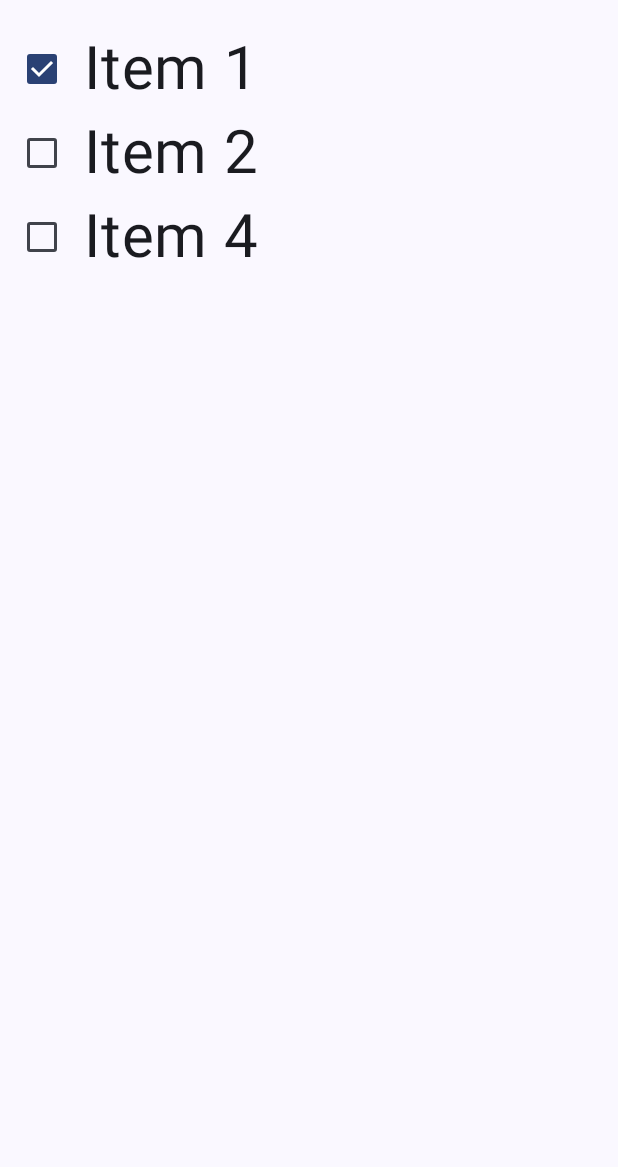
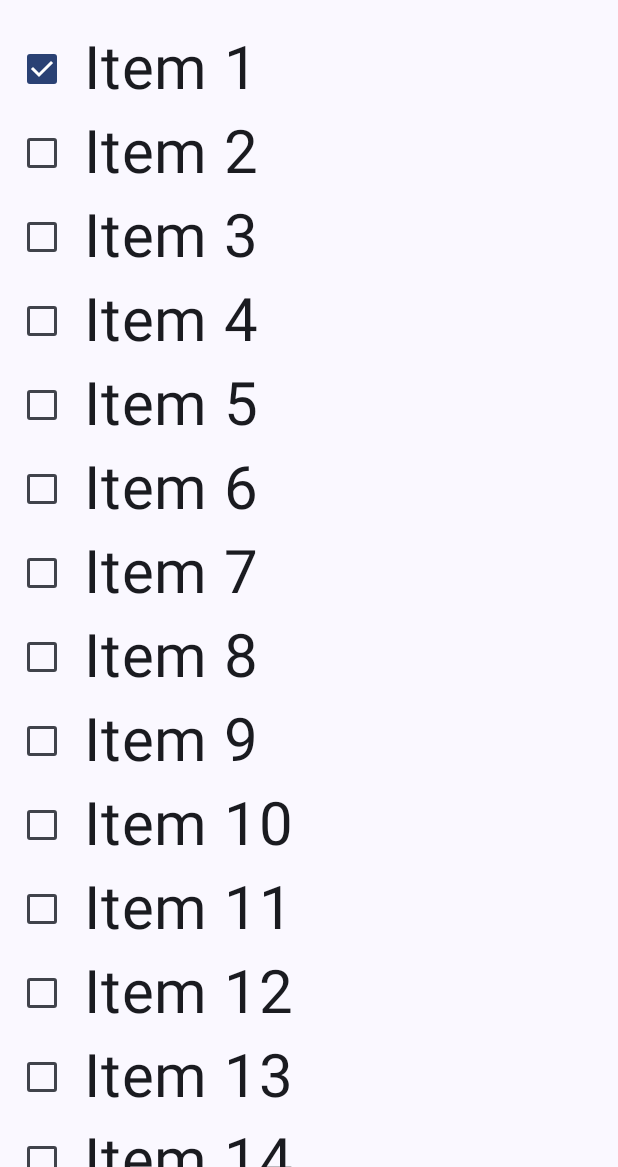
Before and after one commit to eldon111/Periodic, an Android app built with Jetpack Compose: the screen it shows after launch (MainActivity), after a tap on "Item 1", on a phone screen of 412 x 824 dp, the part 69-1236 px from its top. Run offline under Robolectric (Android 15) with nearby library versions, the phone set to English and light mode, and no system bars.

Commit message:
todo list state works now

```diff
--- a/app/src/main/java/com/emathias/periodic/MainActivity.kt
+++ b/app/src/main/java/com/emathias/periodic/MainActivity.kt
@@ -23,8 +23,6 @@ import androidx.compose.material3.Scaffold
 import androidx.compose.material3.Text
 import androidx.compose.material3.TopAppBar
 import androidx.compose.runtime.Composable
-import androidx.compose.runtime.mutableStateOf
-import androidx.compose.runtime.remember
 import androidx.compose.ui.Alignment
 import androidx.compose.ui.Modifier
 import androidx.compose.ui.semantics.Role
@@ -32,7 +30,9 @@ import androidx.compose.ui.tooling.preview.Preview
 import androidx.compose.ui.unit.dp
 import androidx.compose.ui.unit.sp
 import com.emathias.periodic.models.TodoItem
+import com.emathias.periodic.models.TodoListViewModel
 import com.emathias.periodic.ui.theme.PeriodicTheme
+import java.util.UUID
 
 class MainActivity : ComponentActivity() {
     override fun onCreate(savedInstanceState: Bundle?) {
@@ -47,11 +47,6 @@ class MainActivity : ComponentActivity() {
                         .statusBarsPadding()
                 ) { innerPadding ->
                     TodoList(
-                        todoItems = listOf(
-                            TodoItem("Item 1"),
-                            TodoItem("Item 2"),
-                            TodoItem("Item 4")
-                        ),
                         modifier = Modifier.padding(innerPadding)
                     )
                 }
@@ -77,30 +72,54 @@ fun PeriodicTopAppBar() {
 }
 
 @Composable
-fun TodoList(todoItems: List<TodoItem>, modifier: Modifier = Modifier) {
+fun TodoList(
+    modifier: Modifier = Modifier,
+    todoListViewModel: TodoListViewModel = TodoListViewModel()
+) {
+    TodoList(
+        todoListViewModel.todoItems,
+        todoListViewModel::updateItemChecked,
+        modifier
+    )
+}
+
+@Composable
+fun TodoList(
+    todoItems: List<TodoItem>,
+    onItemCheckedUpdate: (UUID, Boolean) -> Unit,
+    modifier: Modifier = Modifier
+) {
     LazyColumn(modifier = modifier) {
         items(todoItems) { todoItem ->
-            CheckableTodoItem(todoItem)
+            CheckableTodoItem(
+                todoItem,
+                onItemCheckedUpdate = {
+                    onItemCheckedUpdate.invoke(todoItem.id, it)
+                }
+            )
         }
     }
 }
 
 @Composable
-fun CheckableTodoItem(todoItem: TodoItem, modifier: Modifier = Modifier) {
-    val (checkedState, onStateChange) = remember { mutableStateOf(false) }
+fun CheckableTodoItem(
+    todoItem: TodoItem,
+    onItemCheckedUpdate: (Boolean) -> Unit,
+    modifier: Modifier = Modifier
+) {
     Row(
         modifier
             .fillMaxWidth()
             .height(56.dp)
             .toggleable(
-                value = checkedState,
-                onValueChange = { onStateChange(!checkedState) },
+                value = todoItem.checked,
+                onValueChange = onItemCheckedUpdate::invoke,
                 role = Role.Checkbox
             ),
         verticalAlignment = Alignment.CenterVertically
     ) {
         Checkbox(
-            checked = checkedState,
+            checked = todoItem.checked,
             onCheckedChange = null,
             modifier = modifier.padding(horizontal = 16.dp)
         )
@@ -115,13 +134,6 @@ fun CheckableTodoItem(todoItem: TodoItem, modifier: Modifier = Modifier) {
 @Composable
 fun TodoListPreview(modifier: Modifier = Modifier) {
     PeriodicTheme {
-        TodoList(
-            listOf(
-                TodoItem("Item 1"),
-                TodoItem("Item 2"),
-                TodoItem("Item 4")
-            ),
-            modifier
-        )
+        TodoList()
     }
 }
--- a/app/src/main/java/com/emathias/periodic/models/TodoItem.kt
+++ b/app/src/main/java/com/emathias/periodic/models/TodoItem.kt
@@ -1,3 +1,11 @@
 package com.emathias.periodic.models
 
-data class TodoItem(val text: String)
+import androidx.versionedparcelable.VersionedParcelize
+import java.util.UUID
+
+@VersionedParcelize
+data class TodoItem(
+    val text: String,
+    val id: UUID = UUID.randomUUID(),
+    val checked: Boolean = false
+)
--- /dev/null
+++ b/app/src/main/java/com/emathias/periodic/models/TodoListViewModel.kt
@@ -0,0 +1,22 @@
+package com.emathias.periodic.models
+
+import androidx.compose.runtime.mutableStateListOf
+import androidx.lifecycle.ViewModel
+import java.util.UUID
+
+class TodoListViewModel : ViewModel() {
+
+    private val list = mutableStateListOf(*(1..30).map { TodoItem("Item $it") }.toTypedArray())
+
+    // TODO: load items from somewhere
+    val todoItems = list
+
+    // Business logic
+    fun updateItemChecked(id: UUID, checked: Boolean) {
+        println("updating item $id to $checked")
+        val index = list.indexOfFirst { it.id == id }
+        list[index] = list[index].copy(checked = checked)
+        /* ... */
+        println("items: ${todoItems.toList()}")
+    }
+}
```
